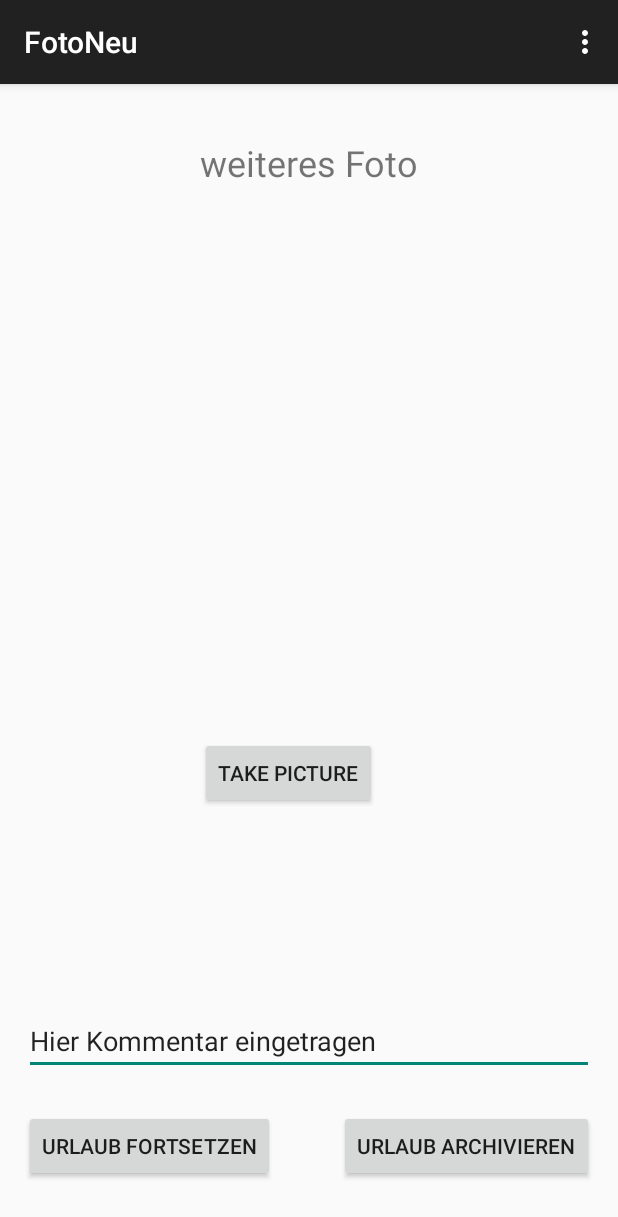
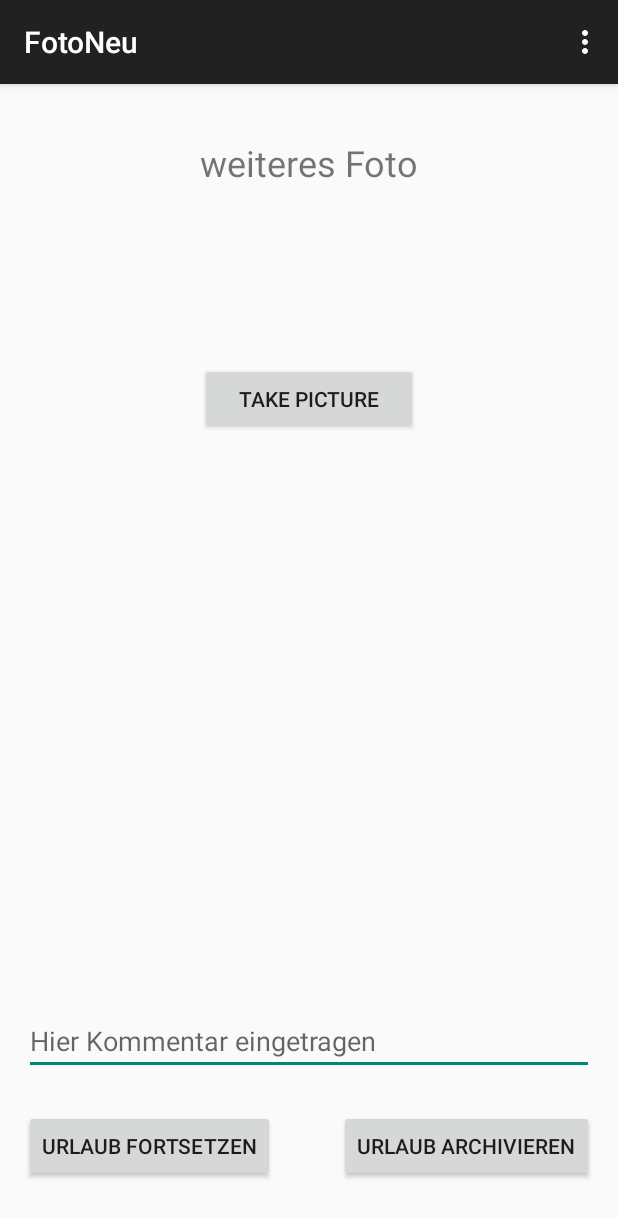
Before and after one commit to MoschersMarco/trip-peer, an Android app: the FotoNeu screen opened directly, with no data from a screen before it, on a phone screen of 412 x 824 dp. Shown: the top 1217 px of the screen. Run offline under Robolectric (Android 15) with nearby library versions, the phone set to English and light mode, and no system bars.

Commit message:
main und untermenü neues Foto (kamera)

```diff
--- a/app/build.gradle
+++ b/app/build.gradle
@@ -2,7 +2,7 @@ apply plugin: 'com.android.application'
 
 android {
     compileSdkVersion 22
-    buildToolsVersion "23.0.0"
+    buildToolsVersion "23.0.0 rc2"
 
     defaultConfig {
         applicationId "com.example.schake.trip_peer"
--- a/app/src/main/java/com/example/schake/trip_peer/FotoNeu.java
+++ b/app/src/main/java/com/example/schake/trip_peer/FotoNeu.java
@@ -1,6 +1,7 @@
 package com.example.schake.trip_peer;
 
 import android.content.Intent;
+import android.graphics.Bitmap;
 import android.hardware.Camera;
 import android.net.Uri;
 import android.os.Environment;
@@ -12,6 +13,7 @@ import android.view.Menu;
 import android.view.MenuItem;
 import android.view.View;
 import android.widget.FrameLayout;
+import android.widget.ImageView;
 
 import com.example.schake.trip_peer.Camera.CameraPreview;
 
@@ -21,8 +23,8 @@ import java.util.Date;
 
 public class FotoNeu extends AppCompatActivity {
 
-    private Camera mCamera;
-    private CameraPreview mPreview;
+    public static final int CAMERA_REQUEST = 10;
+    private ImageView kamera;
 
     private static final int CAPTURE_IMAGE_ACTIVITY_REQUEST_CODE = 100;
     private Uri fileUri;
@@ -31,6 +33,7 @@ public class FotoNeu extends AppCompatActivity {
     protected void onCreate(Bundle savedInstanceState) {
         super.onCreate(savedInstanceState);
         setContentView(R.layout.activity_foto_neu);
+        kamera = (ImageView) findViewById(R.id.kamera);
 
 /*
         // Create an instance of Camera
@@ -52,7 +55,21 @@ public class FotoNeu extends AppCompatActivity {
         intent.putExtra(MediaStore.EXTRA_OUTPUT, fileUri); // set the image file name
 
         // start the image capture Intent
-        startActivityForResult(intent, CAPTURE_IMAGE_ACTIVITY_REQUEST_CODE);
+        startActivityForResult(intent, CAMERA_REQUEST);
+    }
+
+    @Override
+    protected void onActivityResult(int requestCode, int resultCode, Intent data) {
+        super.onActivityResult(requestCode, resultCode, data);
+    // Nutzer entscheidet ob das Foto ausgewählt wird oder ein neues gemacht werden soll.
+        if (resultCode == RESULT_OK) {
+            if (requestCode == CAMERA_REQUEST) {
+            Bitmap cameraImage = (Bitmap) data.getExtras().get("data");
+            kamera.setImageBitmap(cameraImage);
+            }
+        }
+
+
     }
 
     public static final int MEDIA_TYPE_IMAGE = 1;
--- a/app/src/main/res/layout/activity_foto_neu.xml
+++ b/app/src/main/res/layout/activity_foto_neu.xml
@@ -25,13 +25,13 @@
         android:layout_width="wrap_content"
         android:layout_height="wrap_content"
         android:inputType="textPersonName"
-        android:text="Hier Kommentar eingetragen"
         android:ems="10"
         android:id="@+id/kommentar_zum_foto"
         android:layout_alignParentBottom="true"
         android:layout_marginBottom="91dp"
         android:layout_alignParentRight="true"
-        android:layout_alignParentLeft="true" />
+        android:layout_alignParentLeft="true"
+        android:hint="Hier Kommentar eingetragen" />
 
     // Buttons unter dem Kommentarfeld:
     <Button
@@ -57,9 +57,20 @@
         android:layout_height="wrap_content"
         android:text="Take Picture"
         android:id="@+id/takePictureButton"
-        android:layout_above="@+id/kommentar_zum_foto"
+        android:onClick="takeNewPicture"
+        android:layout_below="@+id/textView2"
+        android:layout_alignRight="@+id/textView2"
+        android:layout_alignEnd="@+id/textView2"
+        android:layout_marginTop="117dp"
         android:layout_alignLeft="@+id/textView2"
-        android:layout_alignStart="@+id/textView2"
-        android:layout_marginBottom="132dp"
-        android:onClick="takeNewPicture" />
+        android:layout_alignStart="@+id/textView2" />
+
+    <ImageView
+        android:layout_width="wrap_content"
+        android:layout_height="wrap_content"
+        android:id="@+id/kamera"
+        android:layout_alignParentTop="true"
+        android:layout_alignParentLeft="true"
+        android:layout_alignParentStart="true" />
+
 </RelativeLayout>
--- a/app/src/main/res/layout/activity_urlaub_neu.xml
+++ b/app/src/main/res/layout/activity_urlaub_neu.xml
@@ -28,7 +28,8 @@
         android:ems="10"
         android:id="@+id/editText"
         android:layout_centerVertical="true"
-        android:layout_centerHorizontal="true" />
+        android:layout_centerHorizontal="true"
+        android:hint="Name des Urlaubes" />
 
     // Button, um den neuen Urlaub zu starten.
     <Button
```
Also changed, not shown: app/src/main/AndroidManifest.xml (+6 -4 lines), 1 other file.
